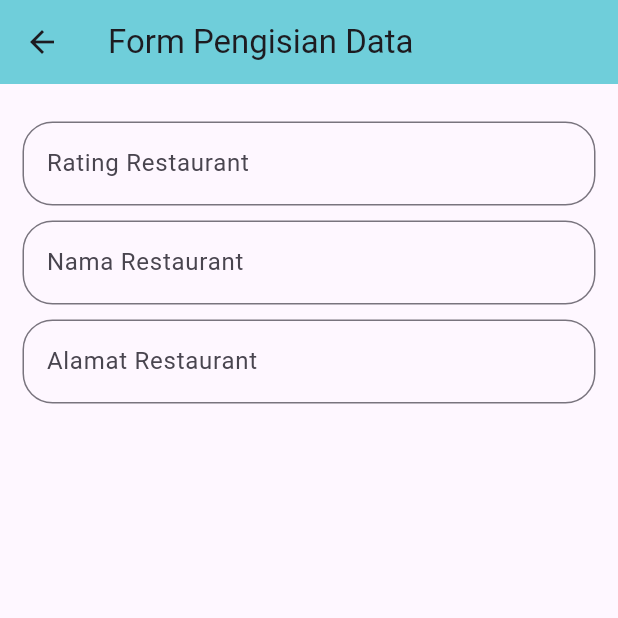
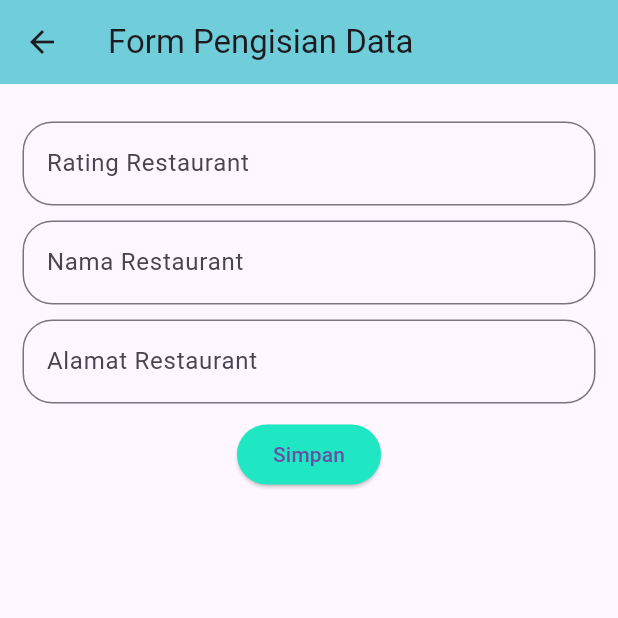
Before and after one commit to MuhDavin213/paml_exercice_2, a Flutter app: the FormScreen screen opened directly, on a phone screen of 412 x 824 dp, the top half of it. Run offline on Flutter 3.47's test engine with Material 3 defaults, Android fonts, the phone set to English and light mode, and no system bars; network calls fail.

Commit message:
add a controller for an editable text field and add button simpan di formsreen

```diff
--- a/lib/screen/Form_screen.dart
+++ b/lib/screen/Form_screen.dart
@@ -8,6 +8,11 @@ class FormScreen extends StatefulWidget {
 }
 
 class _FormScreenState extends State<FormScreen> {
+  final formKey = GlobalKey<FormState>();
+
+  TextEditingController rate_resto = TextEditingController();
+  TextEditingController nama = TextEditingController();
+  TextEditingController alamat = TextEditingController();
   @override
   Widget build(BuildContext context) {
     return Scaffold(
@@ -16,15 +21,18 @@ class _FormScreenState extends State<FormScreen> {
         backgroundColor: Color.fromARGB(146, 7, 212, 205),
         elevation: 15,
       ),
-      body: Padding(
+      body: Container(
+        child: Padding(
           padding: const EdgeInsets.all(15.0),
           child: Form(
+            key: formKey,
             child: Column(
               children: [
                 SizedBox(
                   height: 10,
                 ),
                 TextFormField(
+                  controller: rate_resto,
                   decoration: InputDecoration(
                     hintText: "Rating Restaurant",
                     border: OutlineInputBorder(
@@ -36,6 +44,7 @@ class _FormScreenState extends State<FormScreen> {
                   height: 10,
                 ),
                 TextFormField(
+                  controller: nama,
                   decoration: InputDecoration(
                     hintText: "Nama Restaurant",
                     border: OutlineInputBorder(
@@ -47,6 +56,7 @@ class _FormScreenState extends State<FormScreen> {
                   height: 10,
                 ),
                 TextFormField(
+                  controller: alamat,
                   decoration: InputDecoration(
                     hintText: "Alamat Restaurant",
                     border: OutlineInputBorder(
@@ -54,7 +64,16 @@ class _FormScreenState extends State<FormScreen> {
                     ),
                   ),
                 ),
+                SizedBox(
+                  height: 10,
+                ),
+                ElevatedButton(
+                    style: ElevatedButton.styleFrom(
+                        backgroundColor: Color.fromARGB(255, 32, 231, 195)),
+                    onPressed: () {},
+                    child: Text("Simpan"))
               ],
+            ),
           ),
         ),
       ),
```
Lines whose indentation alone changed are shown as unchanged.
